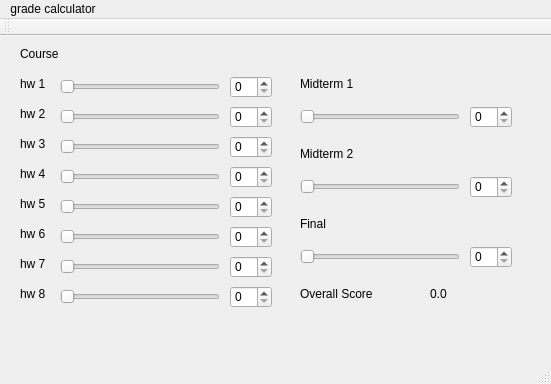
stehuang/Grade-Calculator, file calculator.ui: the form before one commit.
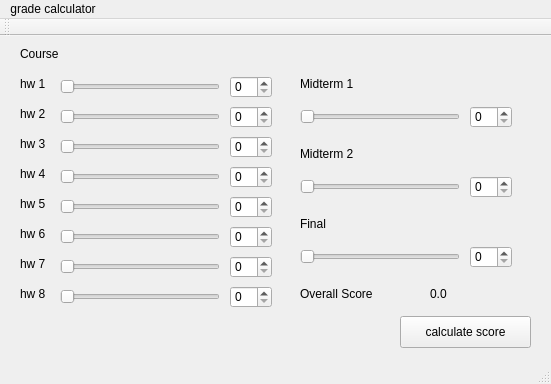
The form after the commit.

Commit message: connected 2 sliders to compute sum

The edit to the form file:
```diff
--- a/calculator.ui
+++ b/calculator.ui
@@ -515,6 +515,19 @@
      <string>0.0</string>
     </property>
    </widget>
+   <widget class="QPushButton" name="pushButton">
+    <property name="geometry">
+     <rect>
+      <x>400</x>
+      <y>280</y>
+      <width>131</width>
+      <height>32</height>
+     </rect>
+    </property>
+    <property name="text">
+     <string>calculate score</string>
+    </property>
+   </widget>
   </widget>
   <widget class="QMenuBar" name="menuBar">
    <property name="geometry">
```
Left out of the diff: 16 changed lines with no effect on the pictures. The commit also changes 2 other files.
